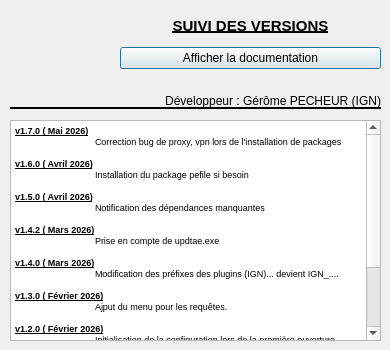
Qt form aproposde.ui (IGNF/maitre-qgis-plugin) before a commit.
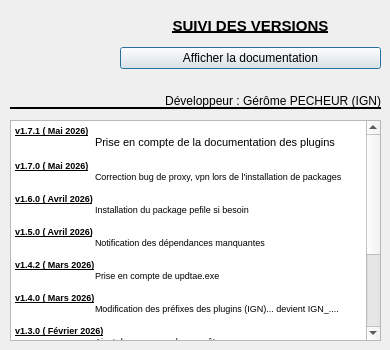
The same form after that commit. Icons and pictures are not drawn.

Commit message: ajout docs des plugins

Patch:
```diff
--- a/aproposde.ui
+++ b/aproposde.ui
@@ -99,7 +99,10 @@
     <string>&lt;!DOCTYPE HTML PUBLIC &quot;-//W3C//DTD HTML 4.0//EN&quot; &quot;http://www.w3.org/TR/REC-html40/strict.dtd&quot;&gt;
 &lt;html&gt;&lt;head&gt;&lt;meta name=&quot;qrichtext&quot; content=&quot;1&quot; /&gt;&lt;style type=&quot;text/css&quot;&gt;
 p, li { white-space: pre-wrap; }
-&lt;/style&gt;&lt;/head&gt;&lt;body style=&quot; font-family:'MS Shell Dlg 2'; font-size:8.25pt; font-weight:400; font-style:normal;&quot;&gt;
+&lt;/style&gt;&lt;/head&gt;&lt;body style=&quot; font-family:'MS Shell Dlg 2'; font-size:7.8pt; font-weight:400; font-style:normal;&quot;&gt;
+&lt;p style=&quot; margin-top:0px; margin-bottom:0px; margin-left:0px; margin-right:0px; -qt-block-indent:0; text-indent:0px;&quot;&gt;&lt;span style=&quot; font-size:7pt; font-weight:600; text-decoration: underline;&quot;&gt;v1.7.1 ( Mai 2026)&lt;/span&gt;&lt;/p&gt;
+&lt;p style=&quot; margin-top:0px; margin-bottom:0px; margin-left:0px; margin-right:0px; -qt-block-indent:0; text-indent:0px;&quot;&gt;&lt;span style=&quot; font-size:7pt;&quot;&gt;	&lt;/span&gt;&lt;span style=&quot; font-size:8pt;&quot;&gt;Prise en compte de la documentation des plugins&lt;/span&gt;&lt;/p&gt;
+&lt;p style=&quot;-qt-paragraph-type:empty; margin-top:0px; margin-bottom:0px; margin-left:0px; margin-right:0px; -qt-block-indent:0; text-indent:0px; font-family:'JetBrains Mono','monospace'; font-size:7pt; color:#000000;&quot;&gt;&lt;br /&gt;&lt;/p&gt;
 &lt;p style=&quot; margin-top:0px; margin-bottom:0px; margin-left:0px; margin-right:0px; -qt-block-indent:0; text-indent:0px;&quot;&gt;&lt;span style=&quot; font-size:7pt; font-weight:600; text-decoration: underline;&quot;&gt;v1.7.0 ( Mai 2026)&lt;/span&gt;&lt;/p&gt;
 &lt;p style=&quot; margin-top:0px; margin-bottom:0px; margin-left:0px; margin-right:0px; -qt-block-indent:0; text-indent:0px;&quot;&gt;&lt;span style=&quot; font-size:7pt;&quot;&gt;	&lt;/span&gt;&lt;span style=&quot; font-family:'JetBrains Mono','monospace'; font-size:7pt; color:#000000;&quot;&gt;Correction bug de proxy, vpn lors de l'installation de packages&lt;/span&gt;&lt;/p&gt;
 &lt;p style=&quot;-qt-paragraph-type:empty; margin-top:0px; margin-bottom:0px; margin-left:0px; margin-right:0px; -qt-block-indent:0; text-indent:0px; font-family:'JetBrains Mono','monospace'; font-size:7pt; color:#000000;&quot;&gt;&lt;br /&gt;&lt;/p&gt;
```
The commit also changes 1 other file.
